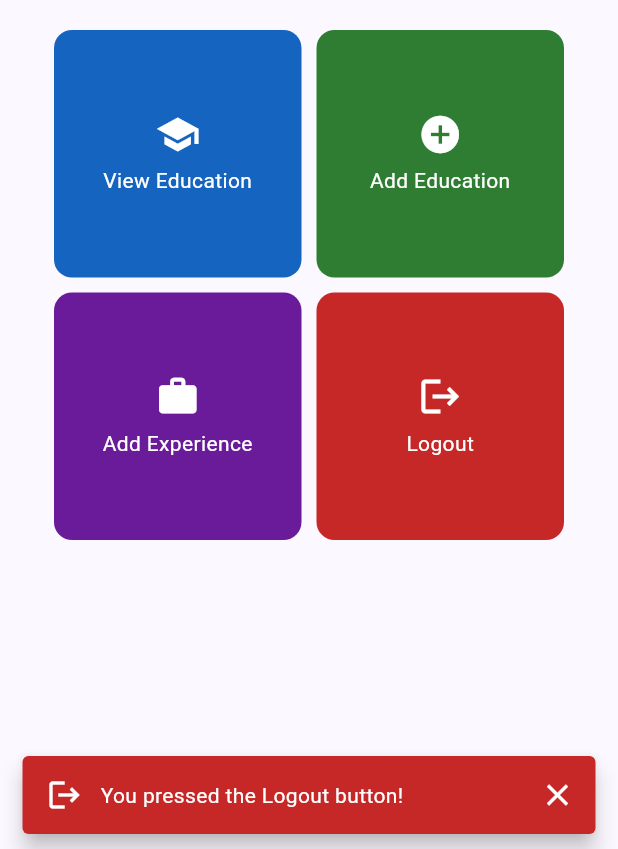
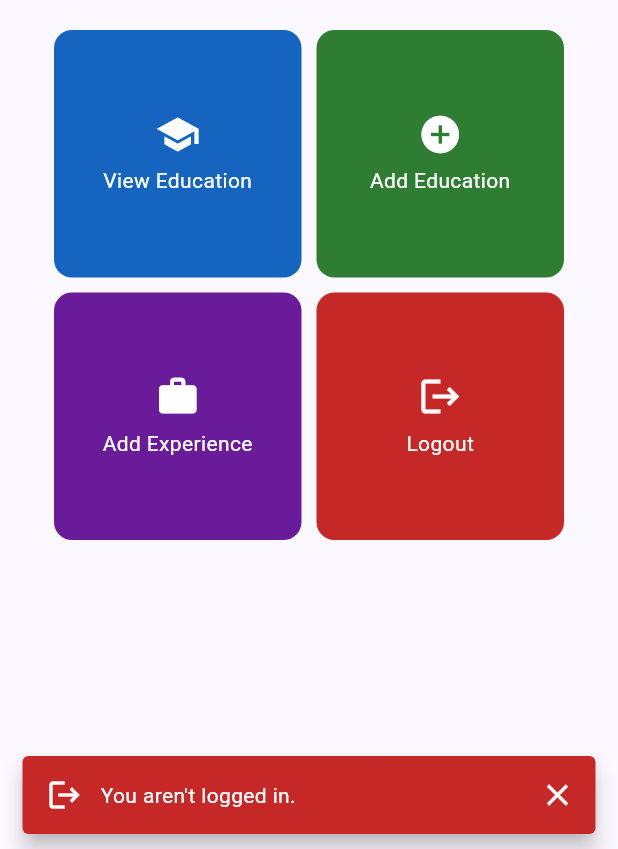
Before and after one commit to REYHANCSUI25/myportofolio_mobile, a Flutter app: the MyHomePage screen opened directly, after a tap on "Logout", on a phone screen of 412 x 824 dp, the part 387-1236 px from its top. Run offline on Flutter 3.47's test engine with Material 3 defaults, Android fonts, the phone set to English and light mode, and no system bars; our stand-ins replace material_ui; generated files the repository leaves out were written again.

Commit message:
feat(home): provide the API client and guard the action buttons

```diff
--- a/lib/models/item_homepage.dart
+++ b/lib/models/item_homepage.dart
@@ -6,6 +6,8 @@ class ItemHomepage {
   final Color color;
   final String tooltip;
   final WidgetBuilder? destination;
+  final bool requiresLogin;
+  final bool logsOut;
 
   const ItemHomepage({
     required this.name,
@@ -13,5 +15,7 @@ class ItemHomepage {
     required this.color,
     required this.tooltip,
     this.destination,
+    this.requiresLogin = false,
+    this.logsOut = false,
   });
 }
--- a/lib/screens/menu.dart
+++ b/lib/screens/menu.dart
@@ -1,6 +1,7 @@
 import 'package:material_ui/material_ui.dart';
 import 'package:myportofolio_mobile/models/item_homepage.dart';
 import 'package:myportofolio_mobile/screens/education_form.dart';
+import 'package:myportofolio_mobile/screens/education_list.dart';
 import 'package:myportofolio_mobile/screens/experience_form.dart';
 import 'package:myportofolio_mobile/widgets/info_card.dart';
 import 'package:myportofolio_mobile/widgets/item_card.dart';
@@ -21,6 +22,7 @@ class MyHomePage extends StatelessWidget {
       icon: Icons.school,
       color: Colors.blue.shade800,
       tooltip: 'Browse my education history',
+      destination: (context) => const EducationListPage(),
     ),
     ItemHomepage(
       name: 'Add Education',
@@ -28,6 +30,7 @@ class MyHomePage extends StatelessWidget {
       color: Colors.green.shade800,
       tooltip: 'Add a new education entry',
       destination: (context) => const EducationFormPage(),
+      requiresLogin: true,
     ),
     ItemHomepage(
       name: 'Add Experience',
@@ -41,6 +44,7 @@ class MyHomePage extends StatelessWidget {
       icon: Icons.logout,
       color: Colors.red.shade800,
       tooltip: 'Log out of MyPortfolio',
+      logsOut: true,
     ),
   ];
 
--- a/lib/widgets/item_card.dart
+++ b/lib/widgets/item_card.dart
@@ -1,5 +1,8 @@
 import 'package:material_ui/material_ui.dart';
 import 'package:myportofolio_mobile/models/item_homepage.dart';
+import 'package:myportofolio_mobile/services/auth_state.dart';
+import 'package:myportofolio_mobile/utils/auth_guard.dart';
+import 'package:provider/provider.dart';
 
 class ItemCard extends StatelessWidget {
   static const BorderRadius _borderRadius = BorderRadius.all(
@@ -10,7 +13,7 @@ class ItemCard extends StatelessWidget {
 
   const ItemCard(this.item, {super.key});
 
-  void _showPressedMessage(BuildContext context) {
+  void _showMessage(BuildContext context, String message) {
     ScaffoldMessenger.of(context)
       ..hideCurrentSnackBar()
       ..showSnackBar(
@@ -21,7 +24,7 @@ class ItemCard extends StatelessWidget {
               const SizedBox(width: 12),
               Expanded(
                 child: Text(
-                  'You pressed the ${item.name} button!',
+                  message,
                   style: const TextStyle(color: Colors.white),
                 ),
               ),
@@ -35,10 +38,34 @@ class ItemCard extends StatelessWidget {
       );
   }
 
-  void _openDestination(BuildContext context) {
+  Future<void> _handleTap(BuildContext context) async {
+    if (item.logsOut) {
+      await _logOut(context);
+      return;
+    }
+    _showMessage(context, 'You pressed the ${item.name} button!');
     final WidgetBuilder? destination = item.destination;
-    if (destination != null) {
-      Navigator.push(context, MaterialPageRoute(builder: destination));
+    if (destination == null) {
+      return;
+    }
+    if (item.requiresLogin && !await ensureLoggedIn(context)) {
+      return;
+    }
+    if (!context.mounted) {
+      return;
+    }
+    Navigator.push(context, MaterialPageRoute(builder: destination));
+  }
+
+  Future<void> _logOut(BuildContext context) async {
+    final AuthState auth = context.read<AuthState>();
+    if (!auth.isLoggedIn) {
+      _showMessage(context, "You aren't logged in.");
+      return;
+    }
+    await auth.logout();
+    if (context.mounted) {
+      _showMessage(context, "You've been logged out.");
     }
   }
 
@@ -51,10 +78,7 @@ class ItemCard extends StatelessWidget {
         borderRadius: _borderRadius,
         child: InkWell(
           borderRadius: _borderRadius,
-          onTap: () {
-            _showPressedMessage(context);
-            _openDestination(context);
-          },
+          onTap: () => _handleTap(context),
           child: Padding(
             padding: const EdgeInsets.all(8),
             child: LayoutBuilder(
```
Also changed, not shown: lib/main.dart (+20 -8 lines).
